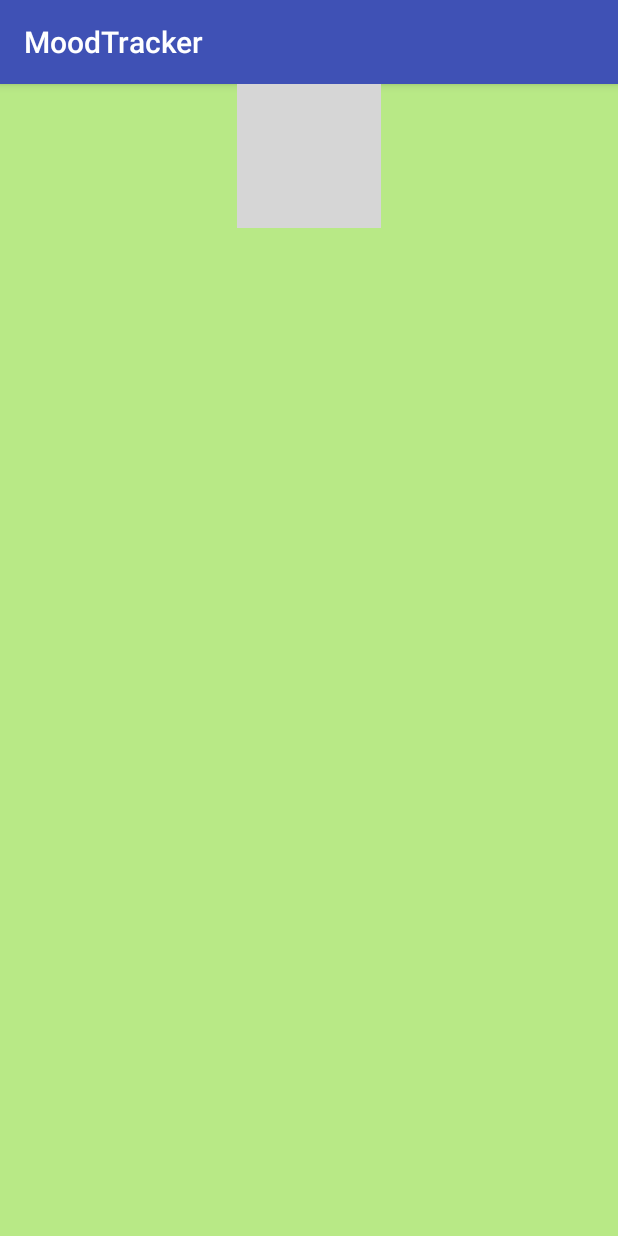
After one commit to tboutisseau/MoodTracker, an Android app: the fragment HappyMoodFragment shown on its own in the app's theme, on a phone screen of 412 x 824 dp. The commit adds this screen. Run offline under Robolectric (Android 15) with nearby library versions, the phone set to English and light mode, and no system bars; grey boxes are pictures that could not be loaded.

Commit message:
Created 5 fragments for the different moods. Coded the pageAdapter to display the 5 fragments in the viewPager.

```diff
--- /dev/null
+++ b/app/src/main/java/com/tboutisseau/moodtracker/Controllers/Fragments/HappyMoodFragment.java
@@ -0,0 +1,40 @@
+package com.tboutisseau.moodtracker.Controllers.Fragments;
+
+
+import android.os.Bundle;
+import android.support.v4.app.Fragment;
+import android.view.LayoutInflater;
+import android.view.View;
+import android.view.ViewGroup;
+import android.widget.ImageView;
+
+import com.tboutisseau.moodtracker.Models.Mood;
+import com.tboutisseau.moodtracker.R;
+
+/**
+ * A simple {@link Fragment} subclass.
+ */
+public class HappyMoodFragment extends Fragment {
+
+
+    public HappyMoodFragment() {
+        // Required empty public constructor
+    }
+
+
+    @Override
+    public View onCreateView(LayoutInflater inflater, ViewGroup container,
+                             Bundle savedInstanceState) {
+        View rootView = inflater.inflate(R.layout.fragment_mood, container, false);
+
+        Mood happyMood = new Mood(R.drawable.smiley_happy, R.color.light_sage, R.raw.nobook, "");
+
+        ImageView imageView = rootView.findViewById(R.id.mood_icon_imageview);
+
+        imageView.setImageResource(happyMood.getMoodIcon());
+        rootView.setBackgroundColor(getResources().getColor(happyMood.getMoodBackgroundColor()));
+
+        return rootView;
+    }
+
+}
--- a/app/src/main/java/com/tboutisseau/moodtracker/Models/Mood.java
+++ b/app/src/main/java/com/tboutisseau/moodtracker/Models/Mood.java
@@ -4,11 +4,20 @@ public class Mood {
     private int moodIcon;
     private int moodBackgroundColor;
     private int moodSound;
+    private String comment;
 
-    public Mood (int moodIcon, int moodBackgroundColor, int moodSound) {
+    /** Constructor for the mood object
+     *
+     * @param moodIcon
+     * @param moodBackgroundColor
+     * @param moodSound
+     * @param comment
+     */
+    public Mood (int moodIcon, int moodBackgroundColor, int moodSound, String comment) {
         this.moodIcon = moodIcon;
         this.moodBackgroundColor = moodBackgroundColor;
         this.moodSound = moodSound;
+        this.comment = comment;
     }
 
     public int getMoodIcon() {
@@ -34,4 +43,12 @@ public class Mood {
     public void setMoodSound(int moodSound) {
         this.moodSound = moodSound;
     }
+
+    public String getComment() {
+        return comment;
+    }
+
+    public void setComment(String comment) {
+        this.comment = comment;
+    }
 }
--- a/app/src/main/res/layout/dialog_comment.xml
+++ b/app/src/main/res/layout/dialog_comment.xml
@@ -13,10 +13,12 @@
         android:layout_width="wrap_content"
         android:layout_height="wrap_content"
         android:text="Commentaire"
-        android:textSize="16sp" />
+        android:textSize="16sp"
+        android:layout_alignParentStart="true"/>
 
     <EditText
         android:id="@+id/edit_text_comment"
+        android:layout_alignParentStart="true"
         android:layout_width="match_parent"
         android:layout_height="wrap_content"
         android:layout_marginTop="16dp"
--- a/app/src/main/res/layout/fragment_mood.xml
+++ b/app/src/main/res/layout/fragment_mood.xml
@@ -3,13 +3,13 @@
     xmlns:tools="http://schemas.android.com/tools"
     android:layout_width="match_parent"
     android:layout_height="match_parent"
-    tools:context=".Controllers.Fragments.MoodFragment"
     android:orientation="vertical">
 
     <ImageView
         android:layout_width="wrap_content"
         android:layout_height="wrap_content"
-        android:id="@+id/mood_icon"
+        android:id="@+id/mood_icon_imageview"
+        android:layout_gravity="center"
         />
 
 </LinearLayout>
```
Also changed, not shown: app/src/main/java/com/tboutisseau/moodtracker/Controllers/Activities/MainActivity.java (+7 -5 lines), app/src/main/java/com/tboutisseau/moodtracker/Controllers/Fragments/DisappointedMoodFragment.java (added, +40 -0 lines), app/src/main/java/com/tboutisseau/moodtracker/Controllers/Fragments/MoodFragment.java (deleted, +0 -88 lines), app/src/main/java/com/tboutisseau/moodtracker/Controllers/Fragments/NormalMoodFragment.java (added, +40 -0 lines), app/src/main/java/com/tboutisseau/moodtracker/Controllers/Fragments/PageAdapter.java (+22 -15 lines), app/src/main/java/com/tboutisseau/moodtracker/Controllers/Fragments/SadMoodFragment.java (added, +40 -0 lines), app/src/main/java/com/tboutisseau/moodtracker/Controllers/Fragments/SuperHappyMoodFragment.java (added, +40 -0 lines).
